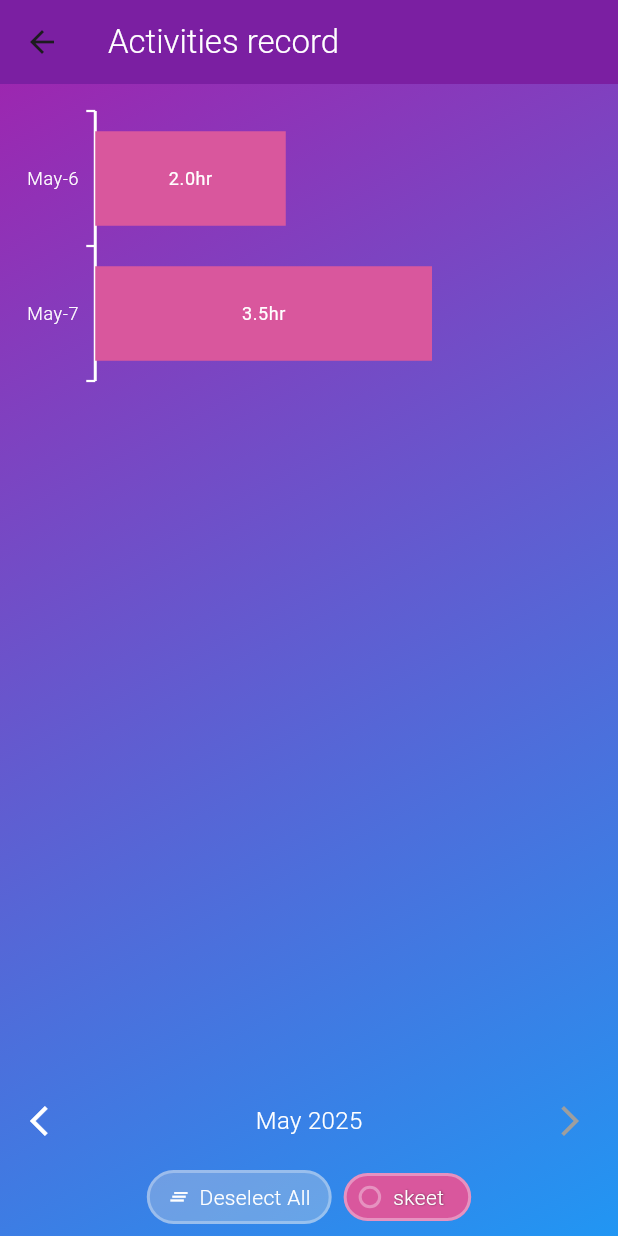
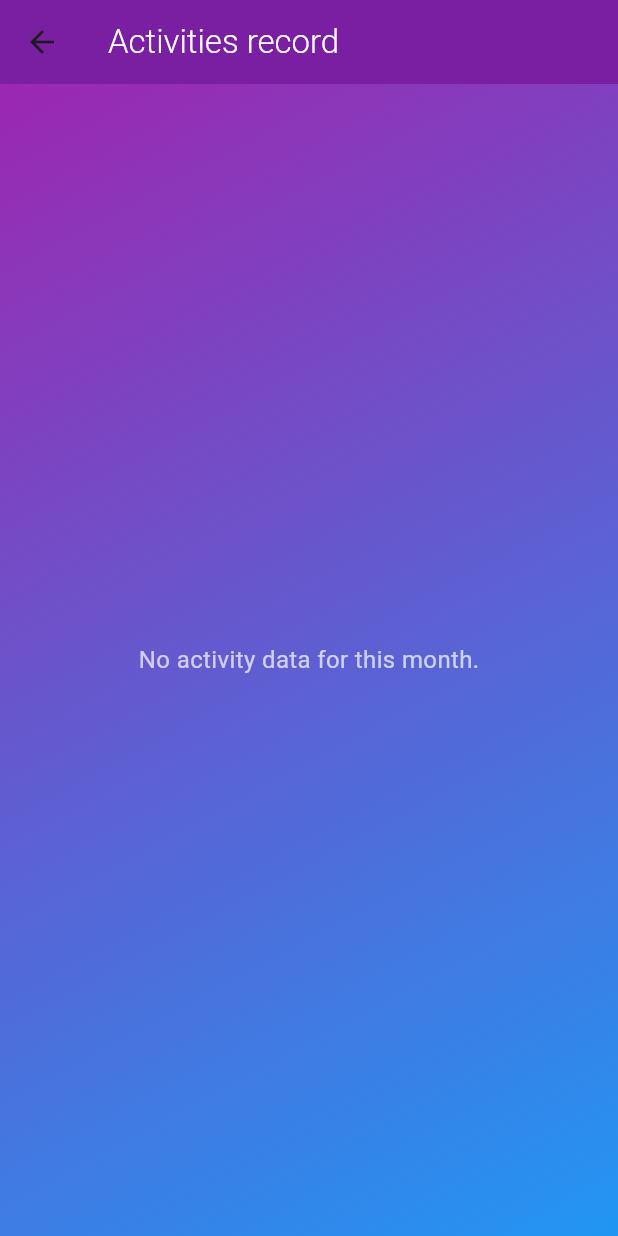
Before and after one commit to psjhimanshu/activity_tracker, a Flutter app: the StatsScreen screen opened directly, on a phone screen of 412 x 824 dp. Run offline on Flutter 3.47's test engine with Material 3 defaults, Android fonts, the light colour scheme and no system bars; our stand-ins replace audioplayers, cloud_firestore, firebase_auth, firebase_core, get, shared_preferences and 1 more; accounts and stored records are empty; statements that could not run were skipped.

Commit message:
added cloud firestore in statsScreen.dart

```diff
--- a/lib/Database/RecentActivityService.dart
+++ b/lib/Database/RecentActivityService.dart
@@ -43,6 +43,16 @@ class RecentActivitiesService {
   }
 
 
+  Duration parseDuration(String timeStr) {
+    List<String> parts = timeStr.split(":");
+    if (parts.length != 3) return Duration.zero;
+    int hours = int.tryParse(parts[0]) ?? 0;
+    int minutes = int.tryParse(parts[1]) ?? 0;
+    int seconds = int.tryParse(parts[2]) ?? 0;
+    return Duration(hours: hours, minutes: minutes, seconds: seconds);
+  }
+
+
 
   Future<void> saveActivity(String activity, String type, String durationStr) async {
     final user = FirebaseAuth.instance.currentUser;
@@ -55,9 +65,14 @@ class RecentActivitiesService {
     final FirebaseFirestore firestore = FirebaseFirestore.instance;
 
     // Parse duration and compute start/end time
-    double duration = double.tryParse(durationStr) ?? 0.0;
+    Duration duration = parseDuration(durationStr);
     DateTime endTime = DateTime.now();
-    DateTime startTime = endTime.subtract(Duration(minutes: (duration * 60).toInt()));
+    DateTime startTime = endTime.subtract(duration);
+
+
+    print("Parsed duration: $duration minutes");
+    print("Start time: $startTime");
+    print("End time: $endTime");
 
     // Step 1: Check for overlap in 'activities'
     final overlapSnapshot = await firestore
@@ -162,4 +177,52 @@ class RecentActivitiesService {
     _recentActivities.clear();
     await prefs.remove(_key);
   }
+
+  static Future<List<Map<String, dynamic>>> fetchAllActivities() async {
+    final user = FirebaseAuth.instance.currentUser;
+    if (user == null) {
+      throw Exception('User not logged in');
+    }
+
+    final userId = user.uid;
+    final FirebaseFirestore firestore = FirebaseFirestore.instance;
+
+    // Fetch all activity documents
+    final querySnapshot = await firestore
+        .collection('userData')
+        .doc(userId)
+        .collection('activities')
+        .orderBy('end_time', descending: true)
+        .get();
+
+    // Convert each document to a map, converting Timestamp to DateTime
+    List<Map<String, dynamic>> activities = querySnapshot.docs.map((doc) {
+      final data = _convertTimestamps(doc.data());
+      data['id'] = doc.id; // include document ID
+      return data;
+    }).toList();
+
+    return activities;
+  }
+  static Map<String, dynamic> _convertTimestamps(Map<String, dynamic> map) {
+    final newMap = <String, dynamic>{};
+
+    map.forEach((key, value) {
+      if (value is Timestamp) {
+        newMap[key] = value.toDate();
+      } else if (value is Map<String, dynamic>) {
+        newMap[key] = _convertTimestamps(value);
+      } else if (value is List) {
+        newMap[key] = value.map((item) {
+          if (item is Timestamp) return item.toDate();
+          if (item is Map<String, dynamic>) return _convertTimestamps(item);
+          return item;
+        }).toList();
+      } else {
+        newMap[key] = value;
+      }
+    });
+
+    return newMap;
+  }
 }
--- a/lib/Screens/StatsScreen.dart
+++ b/lib/Screens/StatsScreen.dart
@@ -1,5 +1,6 @@
 import 'dart:math';
 
+import 'package:activity/Database/RecentActivityService.dart';
 import 'package:flutter/material.dart';
 import 'package:intl/intl.dart';
 import 'package:syncfusion_flutter_charts/charts.dart';
@@ -10,53 +11,25 @@ class StatsScreen extends StatefulWidget {
 }
 
 class _StatsScreenState extends State<StatsScreen> {
-  final List<Map<String, dynamic>> activities = [
-    {
-      'activity_name': 'Running',
-      'start_time': DateTime(2025, 4, 1, 8, 0),
-      'end_time': DateTime(2025, 4, 1, 9, 0),
-    },
-    {
-      'activity_name': 'Reading',
-      'start_time': DateTime(2025, 4, 1, 10, 0),
-      'end_time': DateTime(2025, 4, 1, 11, 30),
-    },
-    {
-      'activity_name': 'study',
-      'start_time': DateTime(2025, 4, 1, 14, 0),
-      'end_time': DateTime(2025, 4, 1, 15, 30),
-    },
-    {
-      'activity_name': 'exercise',
-      'start_time': DateTime(2025, 4, 2, 10, 0),
-      'end_time': DateTime(2025, 4, 2, 11, 30),
-    },
-    {
-      'activity_name': 'Running',
-      'start_time': DateTime(2025, 4, 2, 12, 0),
-      'end_time': DateTime(2025, 4, 2, 14, 30),
-    },
-    {
-      'activity_name': 'Reading',
-      'start_time': DateTime(2025, 4, 2, 16, 0),
-      'end_time': DateTime(2025, 4, 2, 17, 30),
-    },
-    {
-      'activity_name': 'Sleep',
-      'start_time': DateTime(2025, 4, 2, 22, 0),
-      'end_time': DateTime(2025, 4, 3, 3, 30),
-    },
-    {
-      'activity_name': 'skeet',
-      'start_time': DateTime(2025, 4, 6, 22, 0),
-      'end_time': DateTime(2025, 4, 7, 3, 30),
-    },
-    {
-      'activity_name': 'skeet',
-      'start_time': DateTime(2025, 5, 6, 22, 0),
-      'end_time': DateTime(2025, 5, 7, 3, 30),
-    },
-  ];
+
+  List<Map<String, dynamic>> activities = [];
+  bool isLoading = true;
+
+  @override
+  void initState() {
+    // TODO: implement initState
+    super.initState();
+    loadActivities();
+  }
+
+  Future<void> loadActivities() async{
+    final data = await RecentActivitiesService.fetchAllActivities();
+    setState(() {
+      activities = data;
+      isLoading = false;
+    });
+  }
+
 
   @override
   Widget build(BuildContext context) {
@@ -73,6 +46,8 @@ class _StatsScreenState extends State<StatsScreen> {
         elevation: 0,
       ),
       body: Container(
+        width: double.infinity,
+        height: double.infinity,
         decoration: const BoxDecoration(
           gradient: LinearGradient(
             colors: [Colors.purple, Colors.blue],
@@ -80,14 +55,17 @@ class _StatsScreenState extends State<StatsScreen> {
             end: Alignment.bottomRight,
           ),
         ),
-        child: Padding(
+        child: isLoading
+            ? const Center(child: CircularProgressIndicator())
+            : Padding(
           padding: const EdgeInsets.all(8.0),
-          child: ActivityBarChart(activities: activities),
+          child: Container(child: ActivityBarChart(activities: activities)),
         ),
       ),
     );
   }
 }
+
 
 class ActivityBarChart extends StatefulWidget {
   final List<Map<String, dynamic>> activities;
@@ -167,22 +145,20 @@ class _ActivityBarChartState extends State<ActivityBarChart> {
 
       DateTime current = start;
 
-      while (current.day != end.day ||
-          current.month != end.month ||
-          current.year != end.year) {
-        DateTime endOfDay =
-            DateTime(current.year, current.month, current.day, 23, 59, 59);
+      while (current.isBefore(end)) {
+        DateTime endOfDay = DateTime(current.year, current.month, current.day, 23, 59, 59);
         double duration = double.parse(
-            (endOfDay.difference(current).inMinutes / 60.0).toStringAsFixed(2));
+            (endOfDay.difference(current).inMinutes / 60.0).toStringAsFixed(2)
+        );
 
-        // Format label as "Apr-1"
         String label = DateFormat('MMM-d').format(current);
         dayWiseData[label] ??= {};
         dayWiseData[label]![activityName] =
             (dayWiseData[label]![activityName] ?? 0) + duration;
 
-        current = DateTime(current.year, current.month, current.day + 1);
+        current = current.add(Duration(days: 1));
       }
+
 
       String finalLabel = DateFormat('MMM-d').format(end);
       double remainingDuration = double.parse(
@@ -205,7 +181,7 @@ class _ActivityBarChartState extends State<ActivityBarChart> {
     });
 
     int numDays = dayWiseData.length;
-
+    print(chartData);
     return {
       'data': chartData,
       'maxHours': maxHours,
@@ -280,7 +256,13 @@ class _ActivityBarChartState extends State<ActivityBarChart> {
         (maxHours * 40) + 150; // each hour is 40px wide (adjust as needed)
     double chartHeight = totalDays * 100;
 
-    return Column(
+    return chartData.isEmpty? Center(
+      child: Text(
+        "No activity data for this month.",
+        style: TextStyle(color: Colors.white70, fontSize: 16),
+      ),
+    ) :
+      Column(
       children: [
         Expanded(
           child: Align(
@@ -290,8 +272,8 @@ class _ActivityBarChartState extends State<ActivityBarChart> {
               child: SingleChildScrollView(
                 scrollDirection: Axis.horizontal,
                 child: SizedBox(
-                  width: chartWidth,
-                  height: chartHeight,
+                  width: 800,
+                  height: 800,
                   child: SfCartesianChart(
                     plotAreaBorderWidth: 0,
                     primaryXAxis: CategoryAxis(
@@ -457,7 +439,7 @@ class _ActivityBarChartState extends State<ActivityBarChart> {
           ),
         )
       ],
-    );
+          );
   }
 
   List<StackedBarSeries<ActivityData, String>> _generateSeries(
```
